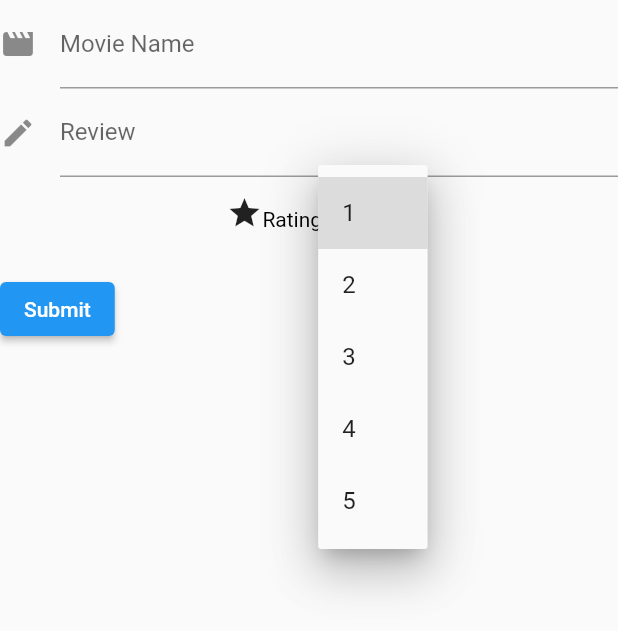
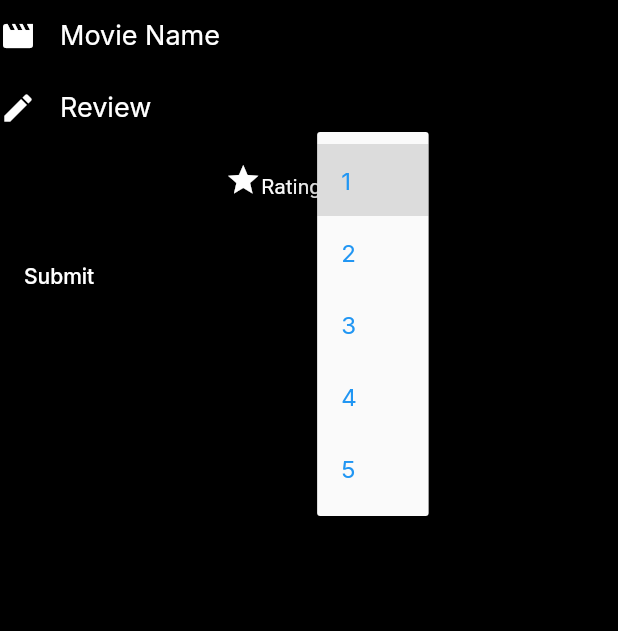
Before and after one commit to alanyu108/flutter-movie-app, a Flutter app: the MyCustomForm widget shown alone on an empty page, opened directly, after a tap on an icon or button, on a phone screen of 412 x 824 dp. Shown: the top 631 px of the screen. Run offline on Flutter 3.47's test engine with Material 2 defaults, Android fonts, the phone set to English and light mode, and no system bars; our stand-ins replace firebase_auth, firebase_core, firebase_database, google_fonts, google_sign_in; accounts and stored records are empty.

Commit message:
Design update

```diff
--- a/movie_app/lib/main.dart
+++ b/movie_app/lib/main.dart
@@ -4,12 +4,29 @@ import 'package:movie_app/screens/signInScreen.dart';
 import 'homepage.dart';
 import 'firebase_options.dart'; // generated via `flutterfire` CLI
 import 'screens/addReviewScreen.dart';
+import 'package:google_fonts/google_fonts.dart';
 
 Future<void> main() async {
   WidgetsFlutterBinding.ensureInitialized();
   await Firebase.initializeApp(options: DefaultFirebaseOptions.currentPlatform);
   runApp(const MyApp());
 }
+
+const MaterialColor kPrimaryColor = const MaterialColor(
+  0x0000000,
+  const <int, Color>{
+    50: const Color(0x0000000),
+    100: const Color(0x0000000),
+    200: const Color(0x0000000),
+    300: const Color(0x0000000),
+    400: const Color(0x0000000),
+    500: const Color(0x0000000),
+    600: const Color(0x0000000),
+    700: const Color(0x0000000),
+    800: const Color(0x0000000),
+    900: const Color(0x0000000),
+  },
+);
 
 class MyApp extends StatelessWidget {
   const MyApp({Key? key}) : super(key: key);
@@ -18,10 +35,13 @@ class MyApp extends StatelessWidget {
   @override
   Widget build(BuildContext context) {
     return MaterialApp(
+      title: 'Movie App',
       debugShowCheckedModeBanner: false,
       theme: ThemeData(
-        primarySwatch: Colors.blue,
-      ),
+          scaffoldBackgroundColor: Color.fromARGB(255, 0, 0, 0),
+          primarySwatch: kPrimaryColor,
+          textTheme: GoogleFonts.interTextTheme()
+              .apply(bodyColor: Color.fromARGB(255, 91, 91, 91))),
       initialRoute: "/",
       routes: {
         "/": (context) => const HomePage(),
--- a/movie_app/lib/screens/addReviewScreen.dart
+++ b/movie_app/lib/screens/addReviewScreen.dart
@@ -19,8 +19,9 @@ class _reviewScreenState extends State<reviewScreen> {
   @override
   Widget build(BuildContext context) {
     return Scaffold(
+      // backgroundColor: Colors.white,
       appBar: AppBar(
-        title: const Text("Movie App"),
+        title: const Text("Add a review"),
         centerTitle: true,
       ),
       body: const MyCustomForm(),
@@ -68,8 +69,11 @@ class MyCustomFormState extends State<MyCustomForm> {
         crossAxisAlignment: CrossAxisAlignment.start,
         children: [
           TextFormField(
+            style: TextStyle(fontSize: 18, color: Colors.white),
             decoration: const InputDecoration(
-                icon: Icon(Icons.movie), labelText: "Movie Name"),
+                icon: Icon(Icons.movie, color: Colors.white),
+                hintText: "Movie Name",
+                hintStyle: TextStyle(color: Colors.white)),
             // The validator receives the text that the user has entered.
             validator: (value) {
               if (value == null || value.isEmpty) {
@@ -84,10 +88,13 @@ class MyCustomFormState extends State<MyCustomForm> {
             },
           ),
           TextFormField(
+            style: TextStyle(fontSize: 18, color: Colors.white),
             keyboardType: TextInputType.multiline,
             maxLines: null,
             decoration: const InputDecoration(
-                icon: Icon(Icons.edit), labelText: "Review"),
+                icon: Icon(Icons.edit, color: Colors.white),
+                hintText: "Review",
+                hintStyle: TextStyle(color: Colors.white)),
             // The validator receives the text that the user has entered.
             validator: (value) {
               if (value == null || value.isEmpty) {
@@ -108,11 +115,11 @@ class MyCustomFormState extends State<MyCustomForm> {
                 text: const TextSpan(
                   children: [
                     WidgetSpan(
-                      child: Icon(Icons.star),
+                      child: Icon(Icons.star, color: Colors.white),
                     ),
                     TextSpan(
                       text: "Rating:",
-                      style: TextStyle(color: Colors.black),
+                      style: TextStyle(color: Colors.white),
                     ),
                   ],
                 ),
@@ -120,7 +127,7 @@ class MyCustomFormState extends State<MyCustomForm> {
               const Padding(padding: EdgeInsets.fromLTRB(5, 0, 5, 0)),
               DropdownButton<String>(
                 value: rating,
-                icon: const Icon(Icons.arrow_downward),
+                icon: const Icon(Icons.arrow_downward, color: Colors.white),
                 elevation: 16,
                 onChanged: (String? newValue) {
                   setState(() {
@@ -131,7 +138,7 @@ class MyCustomFormState extends State<MyCustomForm> {
                     .map<DropdownMenuItem<String>>((String value) {
                   return DropdownMenuItem<String>(
                     value: value,
-                    child: Text(value),
+                    child: Text(value, style: TextStyle(color: Colors.blue)),
                   );
                 }).toList(),
               )
--- a/movie_app/lib/screens/signInScreen.dart
+++ b/movie_app/lib/screens/signInScreen.dart
@@ -8,7 +8,7 @@ class SignInScreen extends StatelessWidget {
   Widget build(BuildContext context) {
     return Scaffold(
         appBar: AppBar(
-          title: const Text("Movie App"),
+          title: const Text("Login"),
         ),
         body: Center(
           child: Column(
--- a/movie_app/pubspec.yaml
+++ b/movie_app/pubspec.yaml
@@ -29,6 +29,7 @@ environment:
 dependencies:
   flutter:
     sdk: flutter
+  google_fonts: ^2.1.0
 
 
   # The following adds the Cupertino Icons font to your application.
@@ -63,8 +64,8 @@ flutter:
   uses-material-design: true
 
   # To add assets to your application, add an assets section, like this:
-  # assets:
-  #   - images/a_dot_burr.jpeg
+  assets:
+    - assets/images/inception.jpeg
   #   - images/a_dot_ham.jpeg
 
   # An image asset can refer to one or more resolution-specific "variants", see
```
Also changed, not shown: movie_app/lib/homepage.dart (+7 -2 lines), movie_app/lib/screens/userPostScreen.dart (+35 -27 lines), movie_app/lib/screens/userScreen.dart (+8 -2 lines), movie_app/lib/widget/ListCard.dart (+13 -3 lines), movie_app/lib/widget/MovieReviewList.dart (+30 -25 lines), movie_app/assets/images/inception.jpeg (added), movie_app/pubspec.lock, 10 other files.
